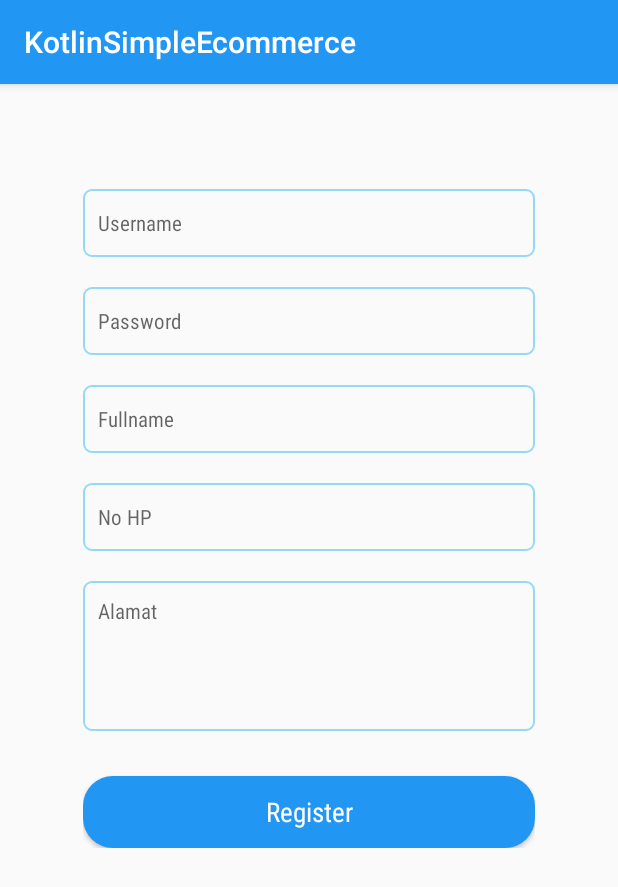
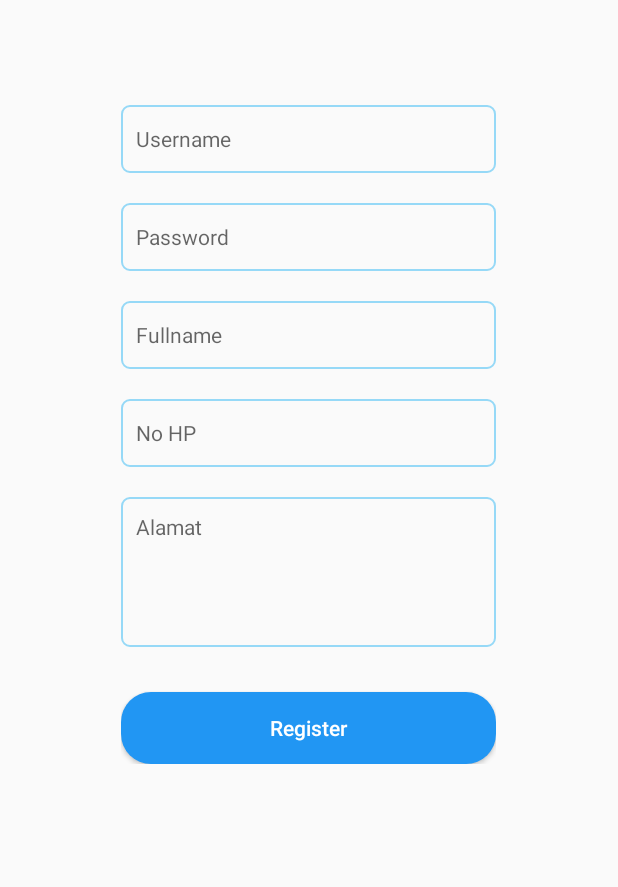
Before and after one commit to muhammadrafiulwap/simple-kotlin-ecommerce, an Android app: the RegisterFragment screen opened directly, with no data from a screen before it, on a phone screen of 412 x 824 dp. Shown: the top 887 px of the screen. Run offline under Robolectric (Android 15) with nearby library versions, the phone set to English and light mode, and no system bars.

Commit message:
[Update] Layout register

```diff
--- a/app/src/main/AndroidManifest.xml
+++ b/app/src/main/AndroidManifest.xml
@@ -13,7 +13,8 @@
         android:supportsRtl="true"
         android:theme="@style/AppTheme"
         tools:ignore="AllowBackup,GoogleAppIndexingWarning">
-        <activity android:name=".ui.register.Register" />
+        <activity android:name=".ui.register.Register"
+            android:theme="@style/Theme.AppCompat.Light.NoActionBar"/>
         <activity android:name=".ui.login.Login"
             android:theme="@style/Theme.AppCompat.Light.NoActionBar">
             <intent-filter>
--- a/app/src/main/java/com/udacoding/kotlinsimpleecommerce/ui/login/LoginFragment.kt
+++ b/app/src/main/java/com/udacoding/kotlinsimpleecommerce/ui/login/LoginFragment.kt
@@ -9,8 +9,10 @@ import android.view.ViewGroup
 import com.udacoding.kotlinsimpleecommerce.R
 import com.udacoding.kotlinsimpleecommerce.Utils.hide
 import com.udacoding.kotlinsimpleecommerce.Utils.show
+import com.udacoding.kotlinsimpleecommerce.ui.register.Register
 import kotlinx.android.synthetic.main.login_fragment.*
 import org.jetbrains.anko.sdk27.coroutines.onClick
+import org.jetbrains.anko.support.v4.startActivity
 import org.jetbrains.anko.toast
 
 class LoginFragment : Fragment(), LoginListener {
@@ -37,6 +39,10 @@ class LoginFragment : Fragment(), LoginListener {
         btnLogin.onClick {
             viewModel.loginUser("${etUsername.text}","${etPassword.text}")
         }
+
+        btnRegister.onClick {
+            startActivity<Register>()
+        }
     }
 
     override fun onStarted() {
--- a/app/src/main/res/layout/register_fragment.xml
+++ b/app/src/main/res/layout/register_fragment.xml
@@ -8,7 +8,7 @@
     tools:context=".ui.login.LoginFragment">
 
     <LinearLayout
-        android:layout_width="301dp"
+        android:layout_width="250dp"
         android:layout_marginTop="50dp"
         android:layout_height="wrap_content"
         android:orientation="vertical">
@@ -20,6 +20,7 @@
             android:background="@drawable/bg_edittext"
             android:layout_marginTop="20dp"
             android:hint="Username"
+            android:singleLine="true"
             android:textSize="14sp"
             android:paddingLeft="10dp" />
 
@@ -41,6 +42,7 @@
             android:background="@drawable/bg_edittext"
             android:layout_marginTop="20dp"
             android:hint="Fullname"
+            android:singleLine="true"
             android:textSize="14sp"
             android:paddingLeft="10dp" />
 
@@ -78,14 +80,14 @@
 
         <Button
             android:id="@+id/btnRegister"
-            android:layout_width="301dp"
+            android:layout_width="match_parent"
             android:layout_height="wrap_content"
             android:layout_marginTop="30dp"
             android:background="@drawable/bg_button_blue"
             android:text="Register"
+            android:textColor="#FFF"
             android:textAllCaps="false"
-            android:textColor="#FFF"
-            android:textSize="18sp" />
+            android:textSize="14sp" />
 
     </LinearLayout>
 
```
